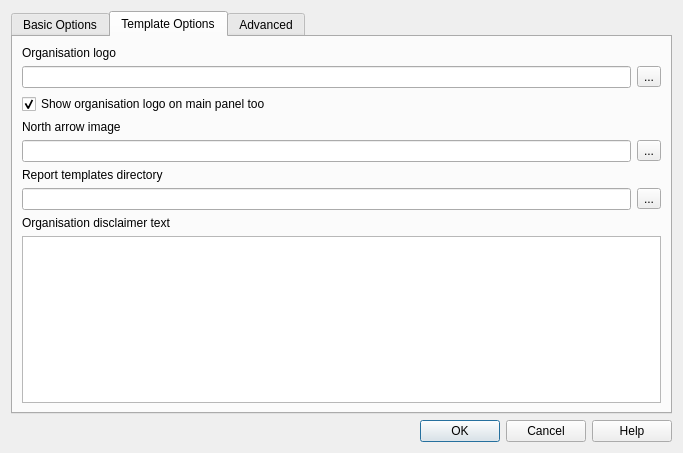
First picture: the form in safe_qgis/ui/options_dialog_base.ui, repository inasafe/inasafe, before the edit.
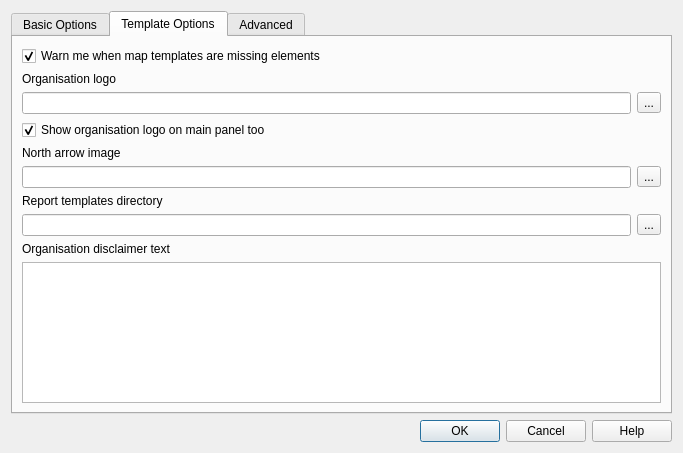
Second picture: the form after the edit. The open tabs and pages were chosen to show the change. Icons and pictures are not drawn.

```diff
--- a/safe_qgis/ui/options_dialog_base.ui
+++ b/safe_qgis/ui/options_dialog_base.ui
@@ -298,11 +298,18 @@
       <attribute name="title">
        <string>Template Options</string>
       </attribute>
-      <layout class="QGridLayout" name="gridLayout_5">
-       <item row="8" column="0">
-        <widget class="QPlainTextEdit" name="txtDisclaimer"/>
+      <layout class="QVBoxLayout" name="verticalLayout">
+       <item>
+        <widget class="QCheckBox" name="template_warning_checkbox">
+         <property name="text">
+          <string>Warn me when map templates are missing elements</string>
+         </property>
+         <property name="checked">
+          <bool>true</bool>
+         </property>
+        </widget>
        </item>
-       <item row="0" column="0">
+       <item>
         <widget class="QLabel" name="lblOrganisationLogo">
          <property name="enabled">
           <bool>true</bool>
@@ -312,7 +319,7 @@
          </property>
         </widget>
        </item>
-       <item row="1" column="0">
+       <item>
         <layout class="QHBoxLayout" name="horizontalLayout_9">
          <item>
           <widget class="QLineEdit" name="leOrganisationLogoPath">
@@ -333,7 +340,17 @@
          </item>
         </layout>
        </item>
-       <item row="3" column="0">
+       <item>
+        <widget class="QCheckBox" name="organisation_on_dock_checkbox">
+         <property name="text">
+          <string>Show organisation logo on main panel too</string>
+         </property>
+         <property name="checked">
+          <bool>true</bool>
+         </property>
+        </widget>
+       </item>
+       <item>
         <widget class="QLabel" name="lblNorthArrowPath">
          <property name="enabled">
           <bool>true</bool>
@@ -343,7 +360,7 @@
          </property>
         </widget>
        </item>
-       <item row="4" column="0">
+       <item>
         <layout class="QHBoxLayout" name="horizontalLayout_8">
          <item>
           <widget class="QLineEdit" name="leNorthArrowPath">
@@ -364,7 +381,7 @@
          </item>
         </layout>
        </item>
-       <item row="5" column="0">
+       <item>
         <widget class="QLabel" name="lblReportTemplate">
          <property name="enabled">
           <bool>true</bool>
@@ -374,8 +391,8 @@
          </property>
         </widget>
        </item>
-       <item row="6" column="0">
-        <layout class="QHBoxLayout" name="horizontalLayout_10">
+       <item>
+        <layout class="QHBoxLayout" name="horizontalLayout_3">
          <item>
           <widget class="QLineEdit" name="leReportTemplatePath">
            <property name="enabled">
@@ -395,22 +412,15 @@
          </item>
         </layout>
        </item>
-       <item row="7" column="0">
+       <item>
         <widget class="QLabel" name="label_2">
          <property name="text">
           <string>Organisation disclaimer text</string>
          </property>
         </widget>
        </item>
-       <item row="2" column="0">
-        <widget class="QCheckBox" name="organisation_on_dock_checkbox">
-         <property name="text">
-          <string>Show organisation logo on main panel too</string>
-         </property>
-         <property name="checked">
-          <bool>true</bool>
-         </property>
-        </widget>
+       <item>
+        <widget class="QPlainTextEdit" name="txtDisclaimer"/>
        </item>
       </layout>
       <zorder>label_2</zorder>
```
Left out of the diff: 29 changed lines with no effect on the pictures.
